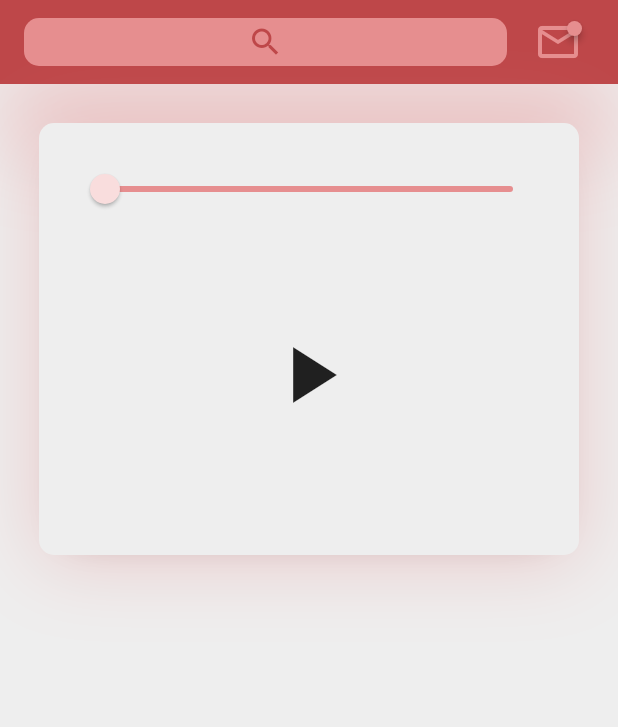
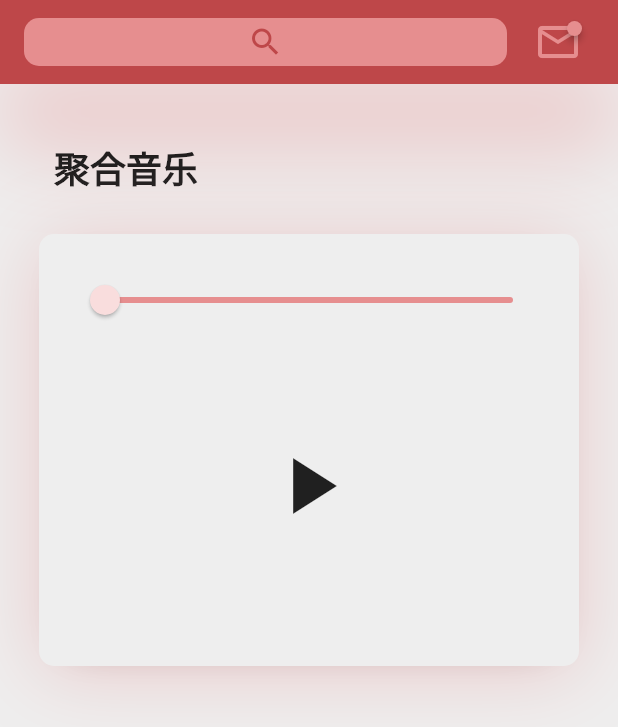
Before and after one commit to SF-ND-ORG/Ours-next, a Flutter app: the screen it shows after launch, on a phone screen of 412 x 824 dp. Shown: the top 727 px of the screen. Run offline on Flutter 3.47's test engine with Material 2 defaults, Android fonts, the light colour scheme and no system bars; drawn by our look-alikes of badges; our stand-ins replace dio, get, just_audio; missing offline and left inert: audio_session, dart:html; Roboto replaces fonts that are missing (SourceHanSerif).

Commit message:
修复Exoplayer无法发出明文Http请求 加入Song实例

```diff
--- a/lib/common/services/OursMusicService.dart
+++ b/lib/common/services/OursMusicService.dart
@@ -34,7 +34,7 @@ class OursMusicController extends GetxController {
     // Try to load audio from a source and catch any errors.
     try {
       duration = await player.setAudioSource(AudioSource.uri(Uri.parse(
-          "https://s3.amazonaws.com/scifri-episodes/scifri20181123-episode.mp3")));
+          "http://m7.music.126.net/20220106224557/004e0704a2cc32eeb7f3d6ed6112c19d/ymusic/obj/w5zDlMODwrDDiGjCn8Ky/2736681512/da39/fb81/6671/34c0a0742af5c9ae9ada9ad1716ddbb0.mp3")));
     } catch (e) {
       print("Error loading audio source: $e");
     }
@@ -53,7 +53,6 @@ class OursMusicController extends GetxController {
       v = v > 1 ? 1 : v;
       v = v < 0 ? 0 : v;
       percent.value = v;
-      print(v);
     }
   }
 
--- a/lib/pages/OursMainPage/view.dart
+++ b/lib/pages/OursMainPage/view.dart
@@ -41,7 +41,13 @@ class OursMainPage extends GetView<OursMainPageController> {
                                     strokeWidth: 2.7,
                                     child: ListView(
                                       children: [
+                                        SizedBox(
+                                          height: 8,
+                                        ),
                                         OursMainPageMergeMusic(),
+                                        SizedBox(
+                                          height: 12,
+                                        ),
                                         OursMainPagePostsList(),
                                         SizedBox(
                                           height: 200,
--- a/lib/pages/OursMainPage/widgets/OursMainPageMergeMusic.dart
+++ b/lib/pages/OursMainPage/widgets/OursMainPageMergeMusic.dart
@@ -11,7 +11,15 @@ class OursMainPageMergeMusic extends GetView<OursMusicController> {
 
   @override
   Widget build(BuildContext context) {
-    return OursCardWidget(
+    return Column(crossAxisAlignment: CrossAxisAlignment.start, children: [
+      Text(
+        "聚合音乐",
+        style: TextStyle(
+            fontSize: 24,
+            fontFamily: "SourceHanSerif",
+            fontWeight: FontWeight.w800),
+      ).marginOnly(left: 36, top: 30),
+      OursCardWidget(
         padding: EdgeInsets.all(20),
         margin: EdgeInsets.fromLTRB(26, 26, 26, 0),
         child: Material(
@@ -44,6 +52,7 @@ class OursMainPageMergeMusic extends GetView<OursMusicController> {
             )
           ]),
         ),
-    );
+      )
+    ]);
   }
 }
--- a/lib/widgets/post/OursPostCardWidget.dart
+++ b/lib/widgets/post/OursPostCardWidget.dart
@@ -31,7 +31,7 @@ class OursPostCardWidget extends StatelessWidget {
               Text(
                 postdata.title,
                 style: TextStyle(
-                    fontSize: 24,
+                    fontSize: 20,
                     fontFamily: "SourceHanSerif",
                     fontWeight: FontWeight.w800),
               ),
```
Also changed, not shown: lib/data/OursSong.dart (added, +22 -0 lines), lib/pages/OursMainPage/widgets/OursMainPagePostsList.dart (+21 -6 lines), 1 other file. Lines whose indentation alone changed are shown as unchanged.
